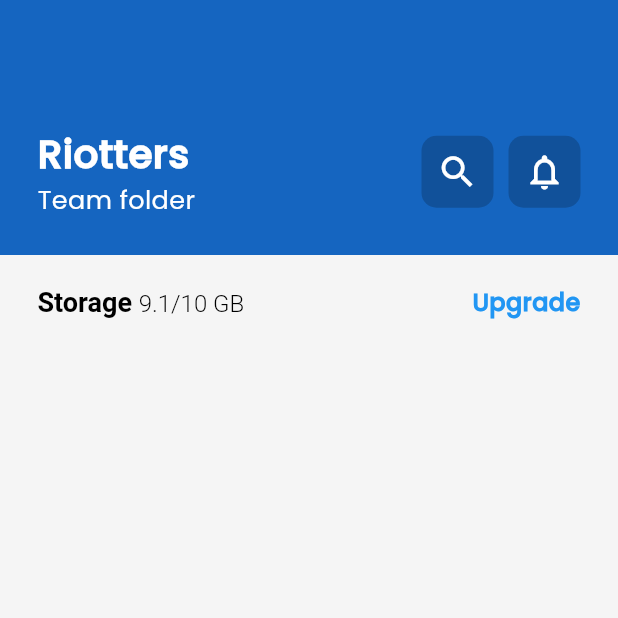
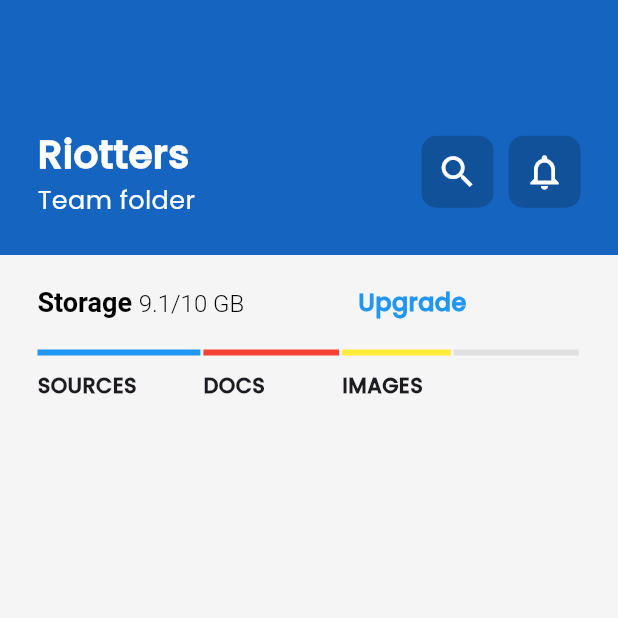
Before and after one commit to Ali-Shan11223/flutter_cloud_files_ui, a Flutter app: the screen it shows after launch, on a phone screen of 412 x 824 dp, the top half of it. Run offline on Flutter 3.47's test engine with Material 2 defaults, Android fonts, the phone set to English and light mode, and no system bars.

Commit message:
second commit

```diff
--- a/lib/screens/home_screen.dart
+++ b/lib/screens/home_screen.dart
@@ -110,7 +110,33 @@ class _HomeScreenState extends State<HomeScreen> {
                       fontSize: 16,
                       fontWeight: FontWeight.bold,
                       color: Colors.blue),
-                )
+                ),
+                const SizedBox(
+                  height: 20,
+                ),
+              ],
+            ),
+          ),
+          const SizedBox(
+            height: 20,
+          ),
+          Padding(
+            padding: const EdgeInsets.symmetric(horizontal: 25),
+            child: Row(
+              children: [
+                fileChart('SOURCES', Colors.blue, 0.3),
+                const SizedBox(
+                  width: 2,
+                ),
+                fileChart('DOCS', Colors.red, 0.25),
+                const SizedBox(
+                  width: 2,
+                ),
+                fileChart('IMAGES', Colors.yellow, 0.20),
+                const SizedBox(
+                  width: 2,
+                ),
+                fileChart('', Colors.grey.shade300, 0.23)
               ],
             ),
           )
@@ -118,4 +144,24 @@ class _HomeScreenState extends State<HomeScreen> {
       ),
     );
   }
+
+  Column fileChart(String title, Color? color, double width) {
+    return Column(
+      crossAxisAlignment: CrossAxisAlignment.start,
+      children: [
+        Container(
+          height: 4,
+          width: availableScreenWidth * width,
+          color: color,
+        ),
+        const SizedBox(
+          height: 10,
+        ),
+        Text(
+          title,
+          style: TextStyle(fontSize: 14, fontWeight: FontWeight.bold),
+        )
+      ],
+    );
+  }
 }
```
